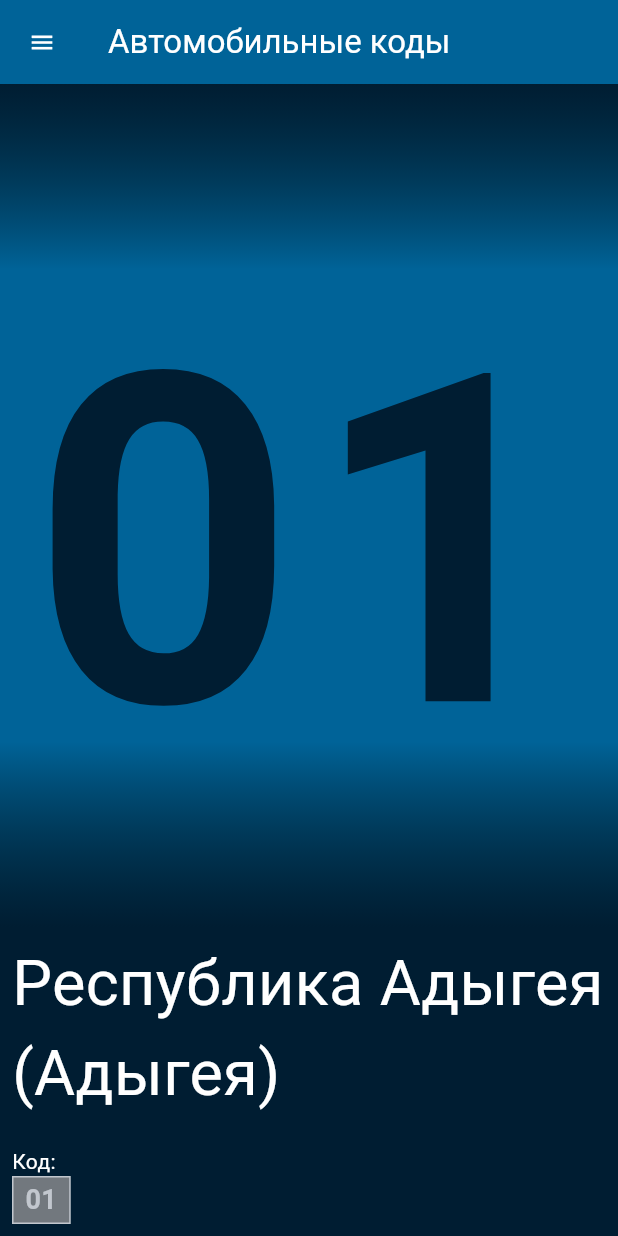
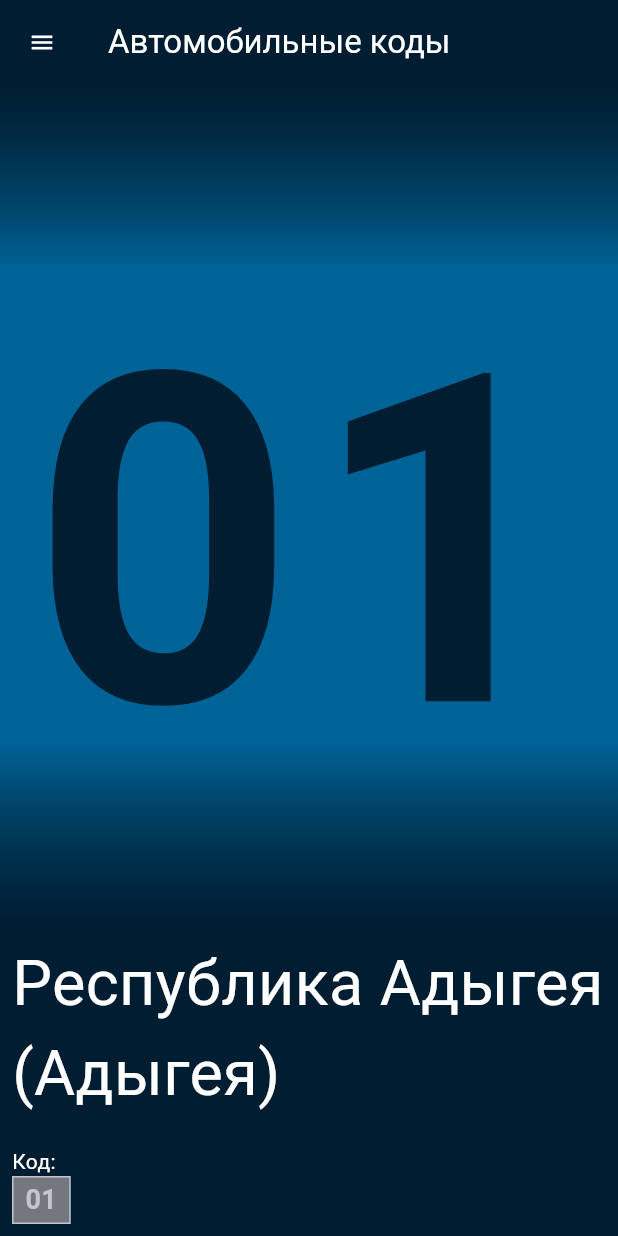
Before and after one commit to alekseynemiro/russianplatecodes, a Flutter app: the screen it shows after launch, on a phone screen of 412 x 824 dp. Run offline on Flutter 3.47's test engine with Material 2 defaults, Android fonts, the phone set to English and light mode, and no system bars; our stand-ins replace flutter_svg, package_info_plus; missing offline and left inert: rect_getter; statements that could not run were skipped.

Commit message:
App - Add textTheme

```diff
--- a/lib/app.dart
+++ b/lib/app.dart
@@ -10,7 +10,7 @@ class App extends StatelessWidget {
   Widget build(BuildContext context) {
     const colorScheme = ColorScheme(
       brightness: Brightness.dark,
-      primary: Color(0xFF006398),
+      primary: Color(0xFF001D32),
       onPrimary: Color(0xFFFFFFFF),
       primaryContainer: Color(0xFFCDE5FF),
       onPrimaryContainer: Color(0xFF001D32),
@@ -44,7 +44,37 @@ class App extends StatelessWidget {
 
     return MaterialApp(
       theme: ThemeData(
+        primaryIconTheme: IconThemeData(color: Color(0xFFFFFFFF)),
         colorScheme: colorScheme,
+        textTheme: TextTheme(
+          bodySmall: TextStyle(
+            color: Color(0xFF42474E),
+          ),
+          bodyMedium: TextStyle(
+            color: Color(0xFF42474E),
+          ),
+          bodyLarge: TextStyle(
+            color: Color(0xFF42474E),
+          ),
+          headlineSmall: TextStyle(
+            color: Color(0xFF42474E),
+          ),
+          headlineMedium: TextStyle(
+            color: Color(0xFF42474E),
+          ),
+          headlineLarge: TextStyle(
+            color: Color(0xFF42474E),
+          ),
+          titleLarge: TextStyle(
+            color: Color(0xFF42474E),
+          ),
+          titleMedium: TextStyle(
+            color: Color(0xFF42474E),
+          ),
+          titleSmall: TextStyle(
+            color: Color(0xFF42474E),
+          ),
+        ),
         useMaterial3: true,
       ),
       home: const HomePage(),
```
